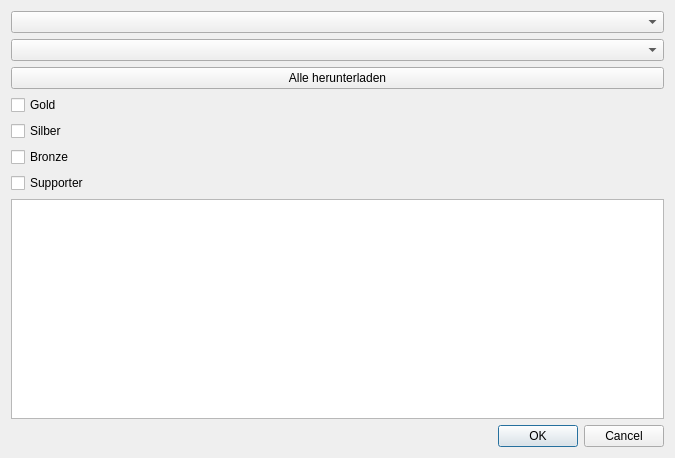
green-lion-racing/glr-database, file displaytables.ui: the form before one commit.
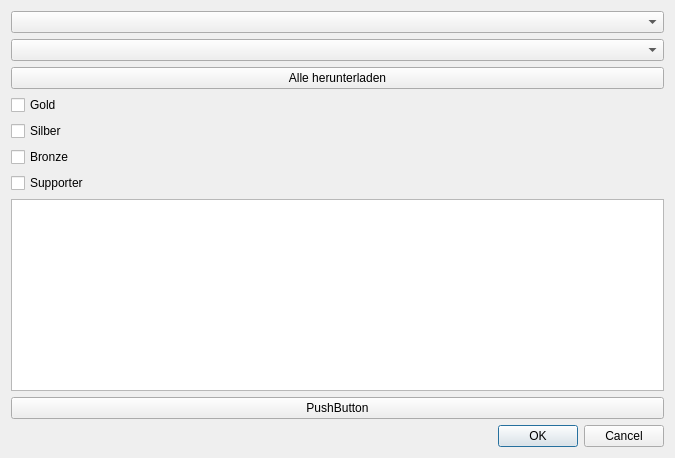
The form after the commit.

Diff of the .ui file:
```diff
--- a/displaytables.ui
+++ b/displaytables.ui
@@ -60,6 +60,13 @@
      <item>
       <widget class="QTableView" name="tv_table"/>
      </item>
+     <item>
+      <widget class="QPushButton" name="pb_save">
+       <property name="text">
+        <string>PushButton</string>
+       </property>
+      </widget>
+     </item>
     </layout>
    </item>
    <item>
```
